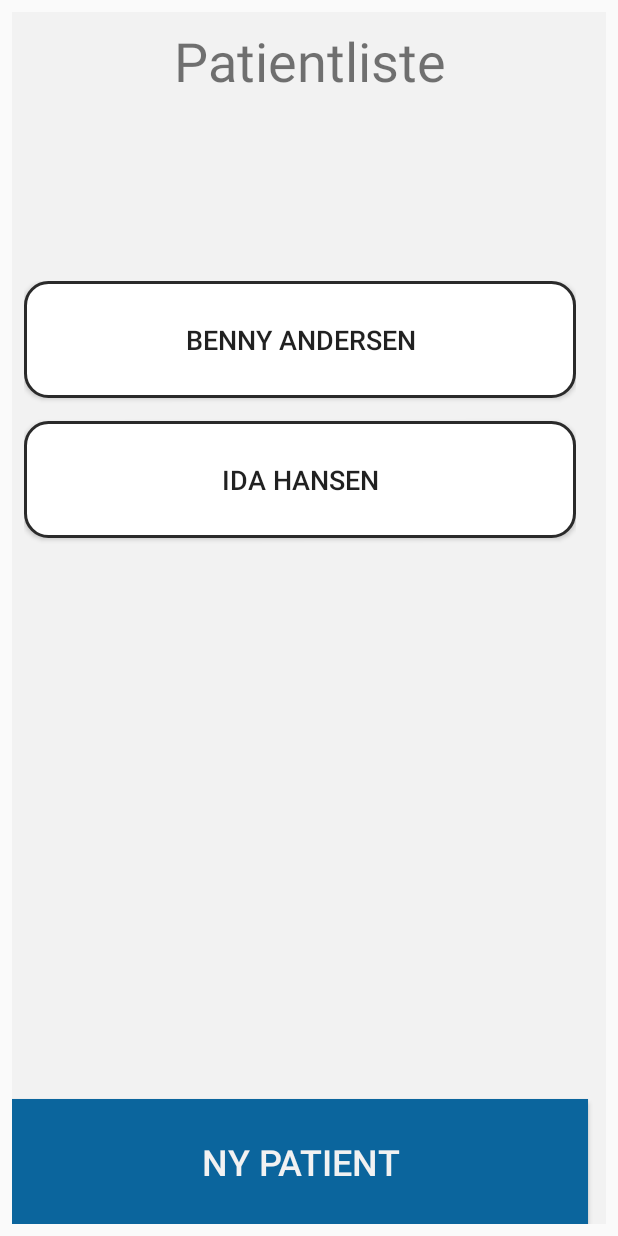
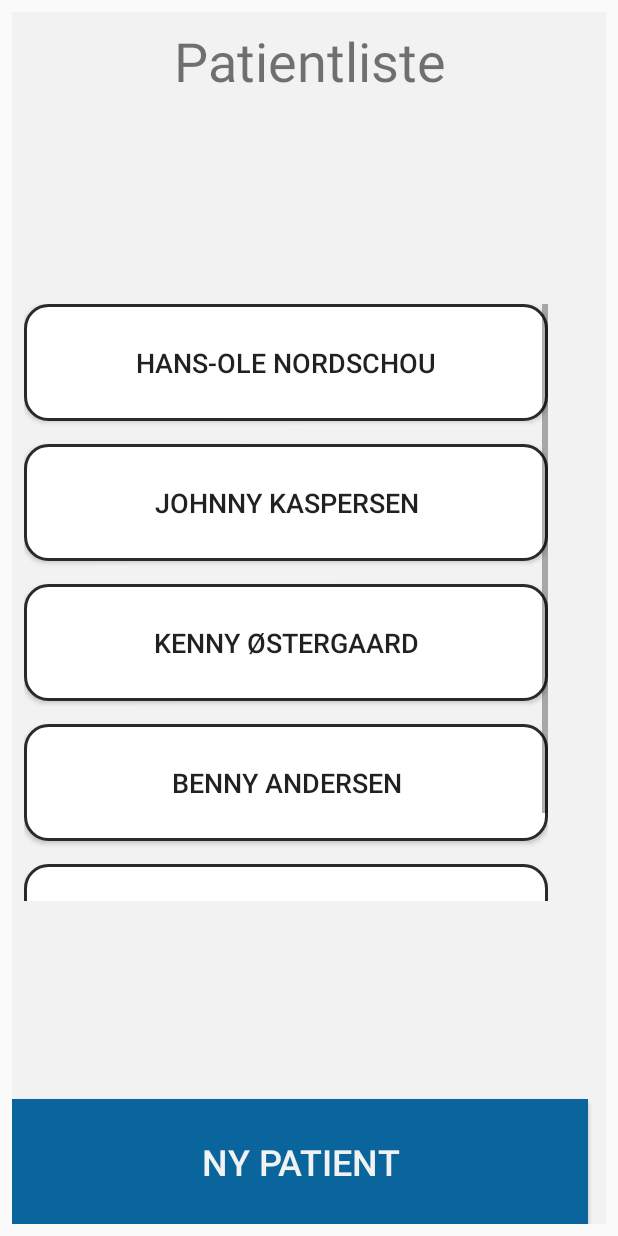
Before and after one commit to AlenDK/SENSMotion, an Android app: the screen it shows after launch (MainActivity), after a tap on "LOG IND", on a phone screen of 412 x 824 dp. Run offline under Robolectric (Android 15) with nearby library versions, the phone set to English and light mode, and no system bars.

Commit message:
Fixed a minor layout flaw

```diff
--- a/app/src/main/res/layout/fragment_patientliste_frag.xml
+++ b/app/src/main/res/layout/fragment_patientliste_frag.xml
@@ -39,8 +39,8 @@
         app:layout_constraintStart_toStartOf="parent" />
 
     <ScrollView
-        android:layout_width="368dp"
-        android:layout_height="428dp"
+        android:layout_width="349dp"
+        android:layout_height="398dp"
         android:layout_marginStart="8dp"
         android:layout_marginTop="8dp"
         android:layout_marginEnd="8dp"
@@ -55,6 +55,33 @@
             android:layout_width="match_parent"
             android:layout_height="wrap_content"
             android:orientation="vertical">
+
+            <Button
+                android:id="@+id/button3"
+                android:layout_width="match_parent"
+                android:layout_height="78dp"
+                android:layout_marginBottom="15dp"
+                android:background="@drawable/edittext_custom"
+                android:text="Hans-Ole Nordschou"
+                android:textSize="18sp" />
+
+            <Button
+                android:id="@+id/button4"
+                android:layout_width="match_parent"
+                android:layout_height="78dp"
+                android:layout_marginBottom="15dp"
+                android:background="@drawable/edittext_custom"
+                android:text="Johnny Kaspersen"
+                android:textSize="18sp" />
+
+            <Button
+                android:id="@+id/button5"
+                android:layout_width="match_parent"
+                android:layout_height="78dp"
+                android:layout_marginBottom="15dp"
+                android:background="@drawable/edittext_custom"
+                android:text="Kenny Østergaard"
+                android:textSize="18sp" />
 
             <Button
                 android:id="@+id/button1"
```
